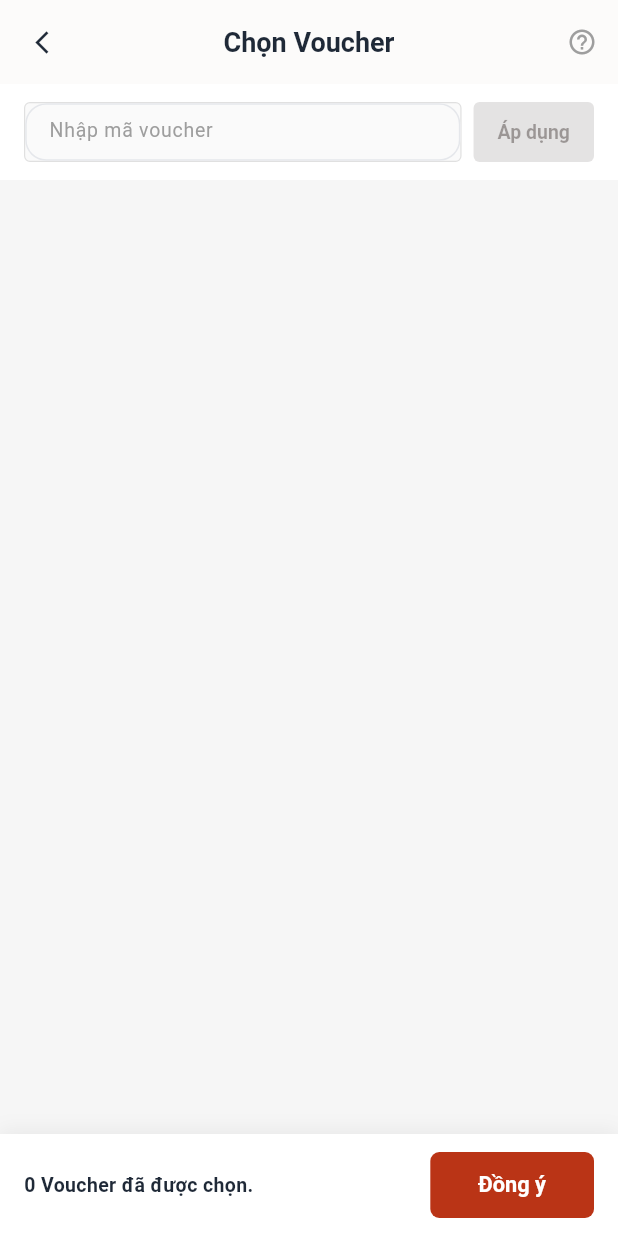
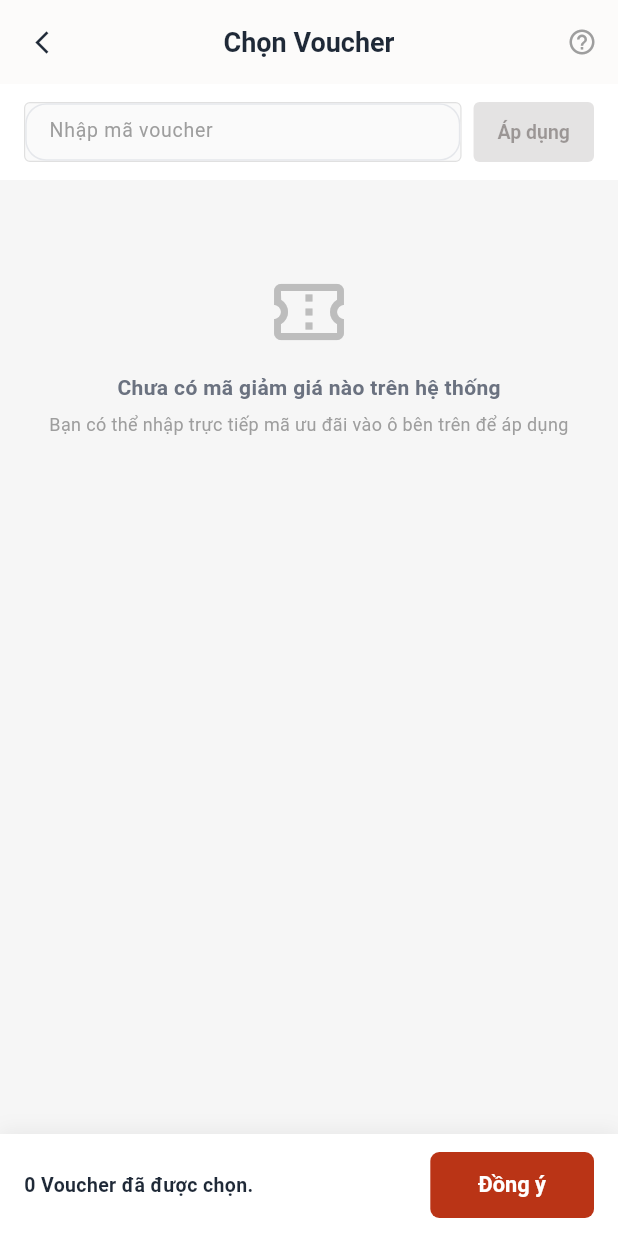
Before and after one commit to embetapbay123/PBL6, a Flutter app: the CheckoutPage screen opened by its route, after a tap on "Nhập mã giảm giá", on a phone screen of 412 x 824 dp. Run offline on Flutter 3.47's test engine with Material 3 defaults, Android fonts, the light colour scheme and no system bars; our stand-ins replace dio, flutter_riverpod, flutter_secure_storage; accounts and stored records are empty; network calls fail; project files that could hold a hidden picture were left out.

Commit message:
feat: fetch vouchers directly from server APIs across mobile and backend

```diff
--- a/mobile/lib/core/api_client.dart
+++ b/mobile/lib/core/api_client.dart
@@ -541,6 +541,32 @@ class ApiClient {
             .toList();
       }
     } catch (_) {}
+    try {
+      final res = await get('/vouchers', query: {'store_id': storeId});
+      if (res is List) {
+        return res.map((e) => Map<String, dynamic>.from(e as Map)).toList();
+      }
+      if (res is Map && res['items'] is List) {
+        return (res['items'] as List)
+            .map((e) => Map<String, dynamic>.from(e as Map))
+            .toList();
+      }
+    } catch (_) {}
+    return [];
+  }
+
+  Future<List<Map<String, dynamic>>> getPlatformVouchers() async {
+    try {
+      final res = await get('/vouchers', query: {'scope': 'PLATFORM'});
+      if (res is List) {
+        return res.map((e) => Map<String, dynamic>.from(e as Map)).toList();
+      }
+      if (res is Map && res['items'] is List) {
+        return (res['items'] as List)
+            .map((e) => Map<String, dynamic>.from(e as Map))
+            .toList();
+      }
+    } catch (_) {}
     return [];
   }
 
@@ -758,6 +784,7 @@ class ApiClient {
     required Map<String, String> paymentMethods,
     String? platformVoucherCode,
     Map<String, String>? storeVouchers,
+    List<String>? storeIds,
   }) async {
     final body = <String, dynamic>{
       'cart_item_ids': cartItemIds,
@@ -767,9 +794,48 @@ class ApiClient {
         'platform_voucher_code': platformVoucherCode,
       if (storeVouchers != null && storeVouchers.isNotEmpty)
         'store_vouchers': storeVouchers,
+      if (storeIds != null && storeIds.isNotEmpty)
+        'store_ids': storeIds,
     };
-    final res = await post('/vouchers/suggestions', data: body);
-    return (res is Map) ? Map<String, dynamic>.from(res) : {};
+    try {
+      final res = await post('/vouchers/suggestions', data: body);
+      if (res is Map && res['items'] is List && (res['items'] as List).isNotEmpty) {
+        return Map<String, dynamic>.from(res);
+      }
+    } catch (_) {}
+
+    // Fallback: fetch active vouchers directly from server GET /vouchers
+    final items = <Map<String, dynamic>>[];
+    try {
+      final pList = await getPlatformVouchers();
+      for (final v in pList) {
+        items.add({
+          'voucher': v,
+          'eligible': true,
+          'reason': 'Có thể áp dụng',
+          'estimated_discount_vnd': v['discount_value'] ?? 0,
+        });
+      }
+    } catch (_) {}
+
+    final sIds = (storeIds != null && storeIds.isNotEmpty)
+        ? storeIds
+        : paymentMethods.keys.toList();
+    for (final sId in sIds) {
+      try {
+        final sList = await getStoreVouchers(sId);
+        for (final v in sList) {
+          items.add({
+            'voucher': v,
+            'eligible': true,
+            'reason': 'Có thể áp dụng',
+            'estimated_discount_vnd': v['discount_value'] ?? 0,
+          });
+        }
+      } catch (_) {}
+    }
+
+    return {'items': items};
   }
 
   // --- Order Management (MOB-04) ---
--- a/mobile/lib/features/checkout/voucher_selection_page.dart
+++ b/mobile/lib/features/checkout/voucher_selection_page.dart
@@ -257,6 +257,36 @@ class _VoucherSelectionPageState extends State<VoucherSelectionPage> {
                   ...storeVouchers.map((it) => _buildVoucherTicket(it, isPlatform: false)),
                   const SizedBox(height: 16),
                 ],
+
+                // Empty state when server returns no vouchers
+                if (platformVouchers.isEmpty && storeVouchers.isEmpty)
+                  Padding(
+                    padding: const EdgeInsets.symmetric(vertical: 48, horizontal: 24),
+                    child: Column(
+                      mainAxisAlignment: MainAxisAlignment.center,
+                      children: [
+                        Icon(Icons.confirmation_number_outlined, size: 56, color: Colors.grey.shade400),
+                        const SizedBox(height: 12),
+                        const Text(
+                          'Chưa có mã giảm giá nào trên hệ thống',
+                          style: TextStyle(
+                            fontSize: 14,
+                            fontWeight: FontWeight.w600,
+                            color: AppColors.textSecondary,
+                          ),
+                        ),
+                        const SizedBox(height: 6),
+                        const Text(
+                          'Bạn có thể nhập trực tiếp mã ưu đãi vào ô bên trên để áp dụng',
+                          textAlign: TextAlign.center,
+                          style: TextStyle(
+                            fontSize: 12,
+                            color: Colors.grey,
+                          ),
+                        ),
+                      ],
+                    ),
+                  ),
               ],
             ),
           ),
```
Also changed, not shown: mobile/lib/features/checkout/checkout_page.dart (+14 -54 lines), mobile/lib/features/store/store_model.dart (+51 -6 lines), mobile/lib/features/store/store_page.dart (+1 -14 lines), mobile/lib/features/store/store_provider.dart (+1 -15 lines), 3 other files.
